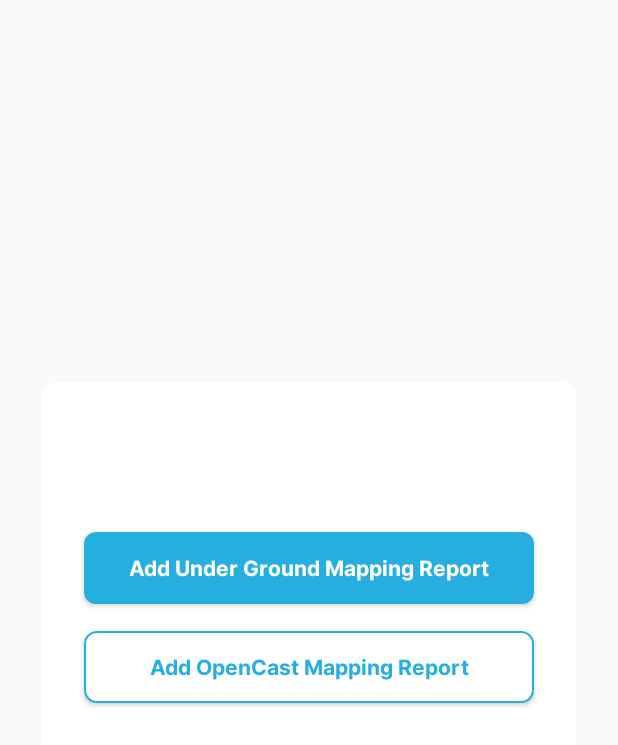
After one commit to QLTECHPROJ/GEOMAP_Android, an Android app: the layout add_report_layout.xml on its own in the app's theme, with its tools: preview values and no code run, on a phone screen of 412 x 824 dp. The commit adds this screen. Shown: the top 745 px of the screen. Run offline under Robolectric (Android 15) with nearby library versions, the phone set to English and light mode, and no system bars.

Commit message:
Add report popup inplace of screen changes done.

```diff
--- a/app/src/main/java/com/geomap/mapReportModule/activities/DashboardActivity.kt
+++ b/app/src/main/java/com/geomap/mapReportModule/activities/DashboardActivity.kt
@@ -2,11 +2,18 @@ package com.geomap.mapReportModule.activities
 
 import android.annotation.SuppressLint
 import android.app.Activity
+import android.app.Dialog
 import android.content.Context
+import android.content.DialogInterface
+import android.graphics.drawable.ColorDrawable
 import android.os.Bundle
+import android.view.KeyEvent
 import android.view.LayoutInflater
 import android.view.ViewGroup
+import android.view.Window
+import android.widget.Button
 import androidx.appcompat.app.AppCompatActivity
+import androidx.core.content.ContextCompat
 import androidx.databinding.DataBindingUtil
 import androidx.recyclerview.widget.DefaultItemAnimator
 import androidx.recyclerview.widget.LinearLayoutManager
@@ -21,6 +28,7 @@ class DashboardActivity : AppCompatActivity() {
     private lateinit var binding : ActivityDashboardBinding
     private lateinit var ctx : Context
     private lateinit var act : Activity
+    private var dialog : Dialog? = null
     private var underGroundListAdapter : UnderGroundListAdapter? = null
     private var openCastListAdapter : OpenCastListAdapter? = null
     private var listModel : Array<DummyModel> = arrayOf(
@@ -40,7 +48,38 @@ class DashboardActivity : AppCompatActivity() {
         }
 
         binding.tvAddReport.setOnClickListener {
-            callAddReportActivity(act, "1")
+//            callAddReportActivity(act, "1")
+            dialog = Dialog(ctx)
+            dialog!!.requestWindowFeature(Window.FEATURE_NO_TITLE)
+            dialog!!.setContentView(R.layout.add_report_layout)
+            dialog!!.window!!.setBackgroundDrawable(
+                ColorDrawable(ContextCompat.getColor(ctx, R.color.transparent_white)))
+            dialog!!.window!!.setLayout(ViewGroup.LayoutParams.MATCH_PARENT,
+                ViewGroup.LayoutParams.WRAP_CONTENT)
+            val btnAddUnderGroundsReport =
+                dialog!!.findViewById<Button>(R.id.btnAddUnderGroundsReport)
+            val btnAddOpenCastReport = dialog!!.findViewById<Button>(R.id.btnAddOpenCastReport)
+
+
+            dialog!!.setOnKeyListener { _ : DialogInterface?, keyCode : Int, _ : KeyEvent? ->
+                if (keyCode == KeyEvent.KEYCODE_BACK) {
+                    dialog!!.dismiss()
+                    return@setOnKeyListener true
+                }
+                false
+            }
+
+            btnAddUnderGroundsReport.setOnClickListener {
+                callUnderGroundFormFirstStepActivity(act, "0")
+            }
+
+            btnAddOpenCastReport.setOnClickListener {
+                callOpenCastFormFirstStepActivity(act, "0")
+            }
+
+
+            dialog!!.show()
+            dialog!!.setCancelable(true)
         }
 
         binding.tvUnderGroundListViewAll.setOnClickListener {
--- a/app/src/main/java/com/geomap/userModule/activities/MenuListActivity.kt
+++ b/app/src/main/java/com/geomap/userModule/activities/MenuListActivity.kt
@@ -15,6 +15,7 @@ import android.view.Window
 import android.widget.Button
 import android.widget.TextView
 import androidx.appcompat.app.AppCompatActivity
+import androidx.core.content.ContextCompat
 import androidx.databinding.DataBindingUtil
 import com.geomap.GeoMapApp.*
 import com.geomap.R
@@ -89,7 +90,8 @@ class MenuListActivity : AppCompatActivity() {
                 supportDialog = Dialog(ctx)
                 supportDialog!!.requestWindowFeature(Window.FEATURE_NO_TITLE)
                 supportDialog!!.setContentView(R.layout.support_layout)
-                supportDialog!!.window!!.setBackgroundDrawable(ColorDrawable(Color.TRANSPARENT))
+                supportDialog!!.window!!.setBackgroundDrawable(
+                    ColorDrawable(ContextCompat.getColor(ctx, R.color.primary_transparent)))
                 supportDialog!!.window!!.setLayout(ViewGroup.LayoutParams.MATCH_PARENT,
                     ViewGroup.LayoutParams.MATCH_PARENT)
                 val tvEmail = supportDialog!!.findViewById<TextView>(R.id.tvEmail)
--- /dev/null
+++ b/app/src/main/res/drawable/ic_close_icon.xml
@@ -0,0 +1,5 @@
+<vector android:height="24dp" android:tint="#000000"
+    android:viewportHeight="24" android:viewportWidth="24"
+    android:width="24dp" xmlns:android="http://schemas.android.com/apk/res/android">
+    <path android:fillColor="@android:color/white" android:pathData="M19,6.41L17.59,5 12,10.59 6.41,5 5,6.41 10.59,12 5,17.59 6.41,19 12,13.41 17.59,19 19,17.59 13.41,12z"/>
+</vector>
--- /dev/null
+++ b/app/src/main/res/layout/add_report_layout.xml
@@ -0,0 +1,64 @@
+<?xml version="1.0" encoding="utf-8"?>
+<androidx.constraintlayout.widget.ConstraintLayout xmlns:android="http://schemas.android.com/apk/res/android"
+    xmlns:app="http://schemas.android.com/apk/res-auto"
+    xmlns:tools="http://schemas.android.com/tools"
+    android:id="@+id/relativeLayout"
+    android:layout_width="match_parent"
+    android:layout_height="wrap_content"
+    android:layout_gravity="center"
+    android:layout_margin="@dimen/_28sdp"
+    android:background="@drawable/support_popup_background"
+    android:focusable="true"
+    android:focusableInTouchMode="true">
+
+    <ImageView
+        android:id="@+id/llBack"
+        android:layout_width="@dimen/_56sdp"
+        android:layout_height="@dimen/_56sdp"
+        android:contentDescription="@string/todo"
+        android:padding="@dimen/_12sdp"
+        android:scaleType="fitXY"
+        android:layout_marginEnd="@dimen/_10sdp"
+        android:layout_marginTop="@dimen/_10sdp"
+        android:src="@drawable/ic_close_icon"
+        android:visibility="gone"
+        app:layout_constraintEnd_toEndOf="parent"
+        app:layout_constraintTop_toTopOf="parent"
+        app:tint="@color/black" />
+
+    <androidx.appcompat.widget.AppCompatButton
+        android:id="@+id/btnAddUnderGroundsReport"
+        android:layout_width="match_parent"
+        android:layout_height="wrap_content"
+        android:layout_gravity="center"
+        android:layout_marginTop="@dimen/_100sdp"
+        android:background="@drawable/enable_button"
+        android:enabled="true"
+        android:layout_marginHorizontal="@dimen/_28sdp"
+        app:layout_constraintEnd_toEndOf="parent"
+        app:layout_constraintStart_toStartOf="parent"
+        app:layout_constraintTop_toTopOf="parent"
+        android:fontFamily="@font/inter_bold"
+        android:text="@string/add_under_ground_mapping_report"
+        android:textAllCaps="false"
+        android:textColor="@color/white"/>
+
+    <androidx.appcompat.widget.AppCompatButton
+        android:id="@+id/btnAddOpenCastReport"
+        android:layout_width="match_parent"
+        android:layout_height="wrap_content"
+        android:layout_gravity="center"
+        android:layout_marginTop="@dimen/_18sdp"
+        android:background="@drawable/border_enable_button"
+        android:enabled="true"
+        android:layout_marginHorizontal="@dimen/_28sdp"
+        android:layout_marginBottom="@dimen/_100sdp"
+        app:layout_constraintEnd_toEndOf="parent"
+        app:layout_constraintStart_toStartOf="parent"
+        app:layout_constraintBottom_toBottomOf="parent"
+        app:layout_constraintTop_toBottomOf="@id/btnAddUnderGroundsReport"
+        android:fontFamily="@font/inter_bold"
+        android:text="@string/add_opencast_mapping_report"
+        android:textAllCaps="false"
+        android:textColor="@color/primary_theme" />
+</androidx.constraintlayout.widget.ConstraintLayout>
--- a/app/src/main/res/values/colors.xml
+++ b/app/src/main/res/values/colors.xml
@@ -4,6 +4,7 @@
     <color name="primary_light_theme">#9927AEE0</color>
     <color name="secondary_theme">#27AEE0</color>
     <color name="third_theme">#27AEE0</color>
+    <color name="primary_transparent">#6027AEE0</color>
     <color name="screen_bg">#F8FCFF</color>
     <color name="black">#FF000000</color>
     <color name="white">#FFFFFFFF</color>
```
